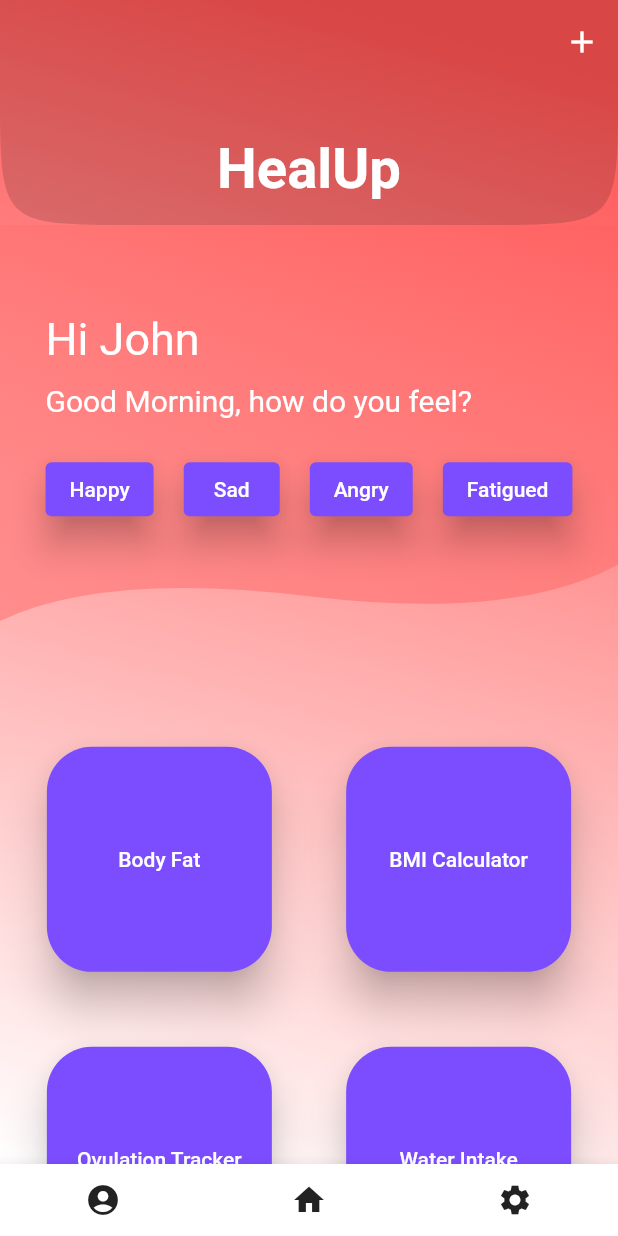
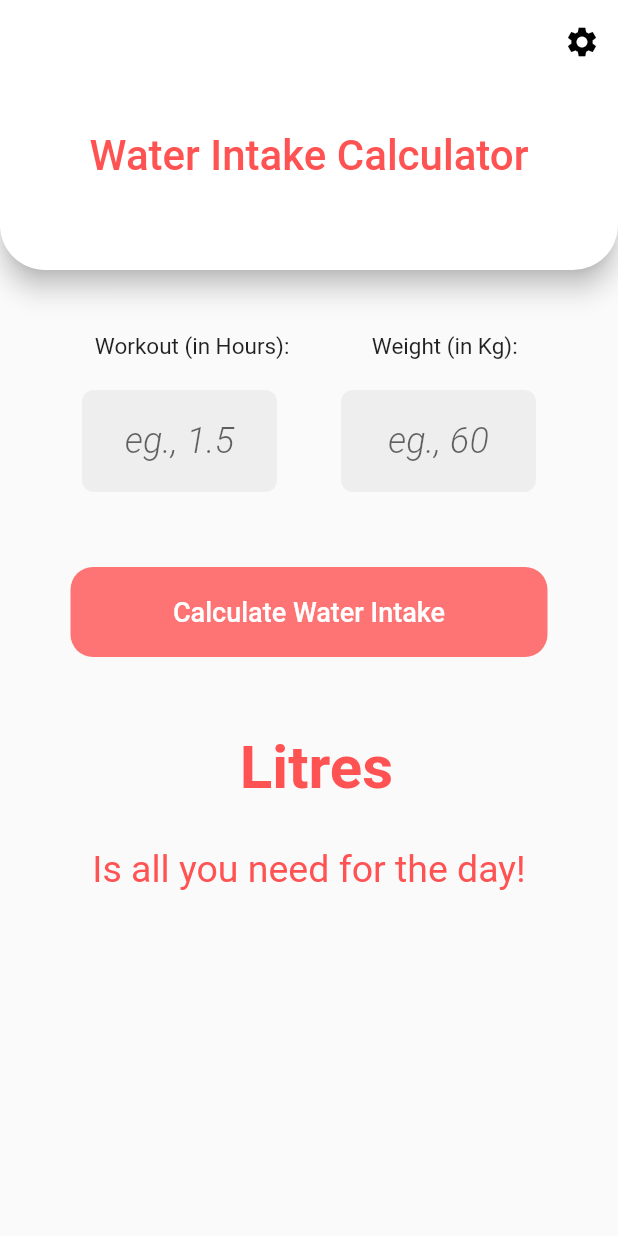
Before and after one commit to abhin-deb02/health_app, a Flutter app: the screen it shows after launch, after a tap on "Water Intake", on a phone screen of 412 x 824 dp. Run offline on Flutter 3.47's test engine with Material 2 defaults, Android fonts, the light colour scheme and no system bars.

Commit message:
Added Water Intake Feature

```diff
--- a/lib/BMICalc.dart
+++ b/lib/BMICalc.dart
@@ -209,5 +209,4 @@ class _BMICalcState extends State<BMICalc> {
       classify = cat;
     });
   }
-
 }
--- a/lib/OvulationCounter.dart
+++ b/lib/OvulationCounter.dart
@@ -180,8 +180,8 @@ class _OvulationCounterState extends State<OvulationCounter> {
                         shape: RoundedRectangleBorder(borderRadius: BorderRadius.circular(30)),
                         elevation: 7,
                         color: Colors.redAccent.shade200,
-                        child: Padding(
-                          padding: const EdgeInsets.symmetric(horizontal: 30.0, vertical: 20.0),
+                        child: const Padding(
+                          padding: EdgeInsets.symmetric(horizontal: 30.0, vertical: 20.0),
                           child: Text("See Results", style: TextStyle(fontSize: 20, color: Colors.white)),
                         ),
                         onPressed: () {
--- /dev/null
+++ b/lib/WaterIntake.dart
@@ -0,0 +1,171 @@
+import 'dart:math';
+
+import 'package:flutter/material.dart';
+
+class WaterIntake extends StatefulWidget {
+  const WaterIntake({Key? key}) : super(key: key);
+
+  @override
+  State<WaterIntake> createState() => _WaterIntakeState();
+}
+
+class _WaterIntakeState extends State<WaterIntake> {
+  // variable for custom radio button
+  String result = "";
+  double workOut = 0;
+  double weight = 0;
+
+  // declaring inputController to get input values
+  TextEditingController workOutController = TextEditingController();
+  TextEditingController weightController = TextEditingController();
+
+  @override
+  Widget build(BuildContext context) {
+    return Scaffold(
+      appBar: PreferredSize(
+        preferredSize: const Size.fromHeight(180),
+        child: AppBar(
+          elevation: 7,
+          shape: const RoundedRectangleBorder(
+              borderRadius: BorderRadius.only(
+                  bottomLeft: Radius.circular(30),
+                  bottomRight: Radius.circular(30))),
+          backgroundColor: const Color.fromRGBO(255, 255, 255, 1),
+          actions: [
+            IconButton(
+                onPressed: () {},
+                icon: const Icon(Icons.settings, color: Colors.black))
+          ],
+          flexibleSpace: const FlexibleSpaceBar(
+            title: Text("Water Intake Calculator",
+                style: TextStyle(color: Colors.redAccent, fontSize: 28)),
+            centerTitle: true,
+            titlePadding: EdgeInsets.symmetric(vertical: 60.0),
+          ),
+        ),
+      ),
+      body: SingleChildScrollView(
+        child: Padding(
+          padding: const EdgeInsets.all(12.0),
+          child: Column(
+            mainAxisAlignment: MainAxisAlignment.start,
+            crossAxisAlignment: CrossAxisAlignment.start,
+            children: [
+              const SizedBox(height: 30.0),
+              Row(
+                mainAxisAlignment: MainAxisAlignment.spaceEvenly,
+                children: const [
+                  Text("Workout (in Hours): ",
+                      style: TextStyle(fontSize: 15.0)),
+                  Text("Weight (in Kg): ", style: TextStyle(fontSize: 15.0)),
+                ],
+              ),
+              const SizedBox(
+                height: 20.0,
+              ),
+              Row(
+                mainAxisAlignment: MainAxisAlignment.spaceEvenly,
+                children: [
+                  SizedBox(
+                    width: 130,
+                    child: TextField(
+                      controller: workOutController,
+                      style: const TextStyle(
+                        fontSize: 24,
+                        fontWeight: FontWeight.w300,
+                        color: Colors.black,
+                      ),
+                      textAlign: TextAlign.center,
+                      keyboardType: TextInputType.number,
+                      decoration: InputDecoration(
+                          hintText: "eg., 1.5",
+                          hintStyle:
+                              const TextStyle(fontStyle: FontStyle.italic),
+                          filled: true,
+                          fillColor: Colors.grey[200],
+                          border: OutlineInputBorder(
+                            borderRadius: BorderRadius.circular(8.0),
+                            borderSide: BorderSide.none,
+                          )),
+                    ),
+                  ),
+                  SizedBox(
+                    width: 130,
+                    child: TextField(
+                      controller: weightController,
+                      style: const TextStyle(
+                        fontSize: 24,
+                        fontWeight: FontWeight.w300,
+                        color: Colors.black,
+                      ),
+                      textAlign: TextAlign.center,
+                      keyboardType: TextInputType.number,
+                      decoration: InputDecoration(
+                          hintText: "eg., 60",
+                          hintStyle: const TextStyle(fontStyle: FontStyle.italic),
+                          filled: true,
+                          fillColor: Colors.grey[200],
+                          border: OutlineInputBorder(
+                            borderRadius: BorderRadius.circular(8.0),
+                            borderSide: BorderSide.none,
+                          )),
+                    ),
+                  ),
+                ],
+              ),
+              const SizedBox(height: 50.0),
+              Container(
+                width: double.infinity,
+                padding: const EdgeInsets.symmetric(horizontal: 35),
+                child: FlatButton(
+                  shape: RoundedRectangleBorder(
+                      borderRadius: BorderRadius.circular(15.0)),
+                  height: 60.0,
+                  onPressed: () {
+                    workOut = double.parse(workOutController.value.text);
+                    weight = double.parse(weightController.value.text);
+                    waterIntakeCalc(workOut, weight);
+                  },
+                  child: const Text(
+                    "Calculate Water Intake",
+                    style: TextStyle(color: Colors.white, fontSize: 18),
+                  ),
+                  color: Colors.redAccent.withOpacity(0.8),
+                ),
+              ),
+              const SizedBox(height: 50.0),
+              SizedBox(
+                  width: double.infinity,
+                  child: Text("$result Litres",
+                      textAlign: TextAlign.center,
+                      style: const TextStyle(
+                        fontSize: 40.0,
+                        fontWeight: FontWeight.bold,
+                        color: Colors.redAccent,
+                      ))),
+              const SizedBox(height: 30.0),
+              const SizedBox(
+                  width: double.infinity,
+                  child: Text("Is all you need for the day!",
+                      textAlign: TextAlign.center,
+                      style: TextStyle(
+                        fontSize: 25.0,
+                        fontWeight: FontWeight.w400,
+                        color: Colors.redAccent,
+                      ))),
+            ],
+          ),
+        ),
+      ),
+    );
+  }
+
+  void waterIntakeCalc(double height, double weight) {
+    double finalResult = workOut + 0.35 + height / 30;
+    String intake = finalResult.toStringAsFixed(2);
+
+    setState(() {
+      result = intake;
+    });
+  }
+}
--- a/lib/main.dart
+++ b/lib/main.dart
@@ -1,6 +1,7 @@
 import 'package:flutter/material.dart';
 import 'package:health_app/BodyFatCalculator.dart';
 import 'package:health_app/OvulationCounter.dart';
+import 'package:health_app/WaterIntake.dart';
 
 import 'BMICalc.dart';
 
@@ -269,7 +270,6 @@ class _MainPageState extends State<MainPage> {
                                       builder: (context) => const OvulationCounter(),
                                     ),
                                   );
-
                                 },
                                 style: ElevatedButton.styleFrom(
                                   primary: Colors.deepPurpleAccent,
@@ -290,7 +290,14 @@ class _MainPageState extends State<MainPage> {
                               width: 150.0,
                               height: 150.0,
                               child: ElevatedButton(
-                                onPressed: () {},
+                                onPressed: () {
+                                  Navigator.push(
+                                    context,
+                                    MaterialPageRoute(
+                                      builder: (context) => const WaterIntake(),
+                                    ),
+                                  );
+                                },
                                 style: ElevatedButton.styleFrom(
                                   primary: Colors.deepPurpleAccent,
                                   onPrimary: Colors.white,
--- a/pubspec.yaml
+++ b/pubspec.yaml
@@ -58,8 +58,8 @@ flutter:
   uses-material-design: true
 
   # To add assets to your application, add an assets section, like this:
-   assets:
-     - assets/images/
+  assets:
+    - assets/images/
 
   # An image asset can refer to one or more resolution-specific "variants", see
   # https://flutter.dev/assets-and-images/#resolution-aware.
```
